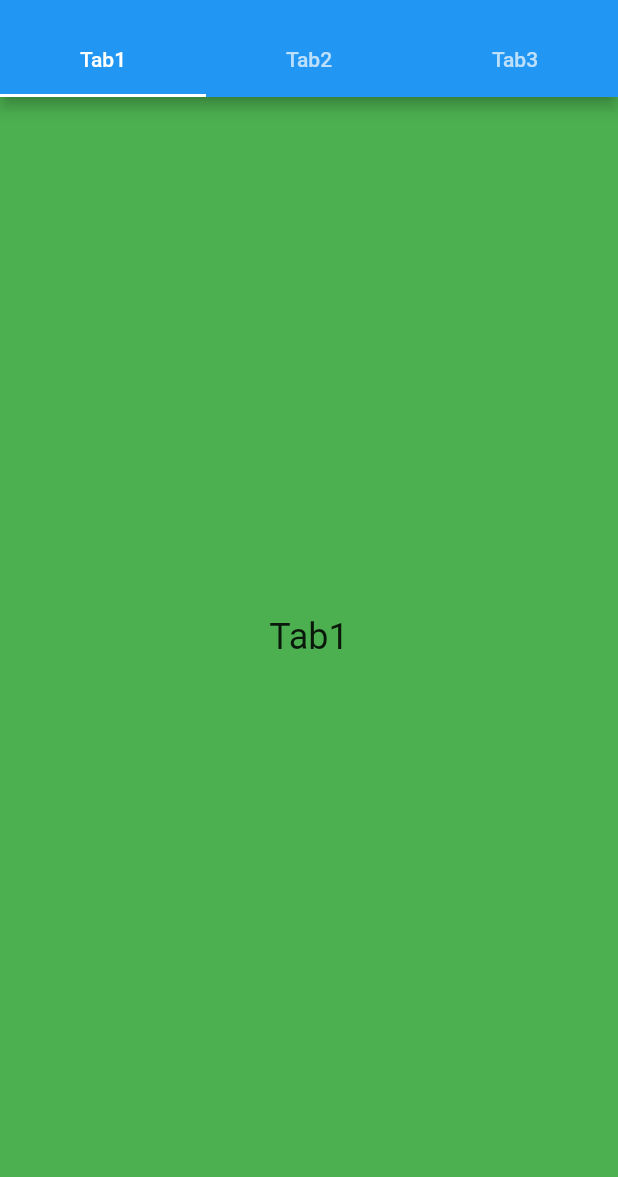
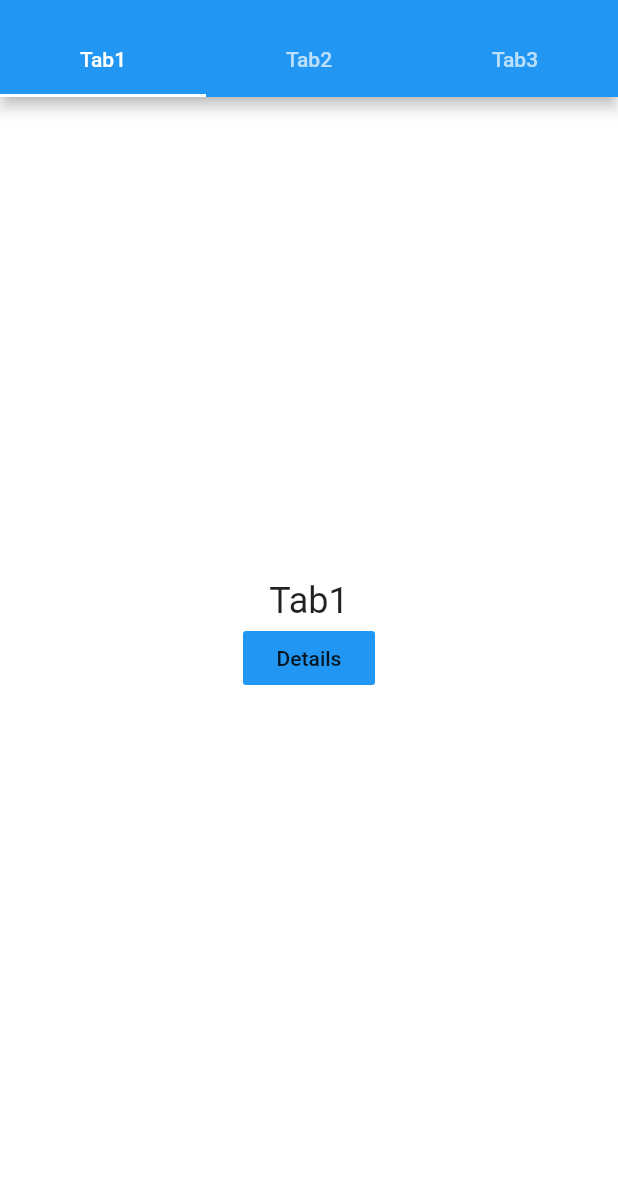
Before and after one commit to nirmal251992/drawer_tabbar, a Flutter app: the screen it shows after launch, on a phone screen of 412 x 824 dp, the part 59-1236 px from its top. Run offline on Flutter 3.47's test engine with Material 2 defaults, Android fonts, the phone set to English and light mode, and no system bars.

Commit message:
dreawer and tabbar

```diff
--- /dev/null
+++ b/lib/details.dart
@@ -0,0 +1,25 @@
+import 'package:flutter/material.dart';
+
+class Details extends StatelessWidget {
+  const Details({Key key}) : super(key: key);
+
+  @override
+  Widget build(BuildContext context) {
+    return Scaffold(
+
+      appBar: AppBar(
+        title: Text('Details'),
+      ),
+      body: Container(
+        color: Colors.green,
+        padding: EdgeInsets.all(16),
+        child: Center(
+          child: Text(
+            'Details',
+            style: TextStyle(fontSize: 24),
+          ),
+        ),
+      ),
+    );
+  }
+}
--- a/lib/welcome.dart
+++ b/lib/welcome.dart
@@ -1,17 +1,33 @@
 import 'package:flutter/material.dart';
-
+import 'details.dart';
 class Welcome extends StatelessWidget {
   const Welcome({Key key}) : super(key: key);
 
   @override
   Widget build(BuildContext context) {
     return Container(
-      color: Colors.green,
+      color: Colors.white,
       padding: EdgeInsets.all(16),
       child: Center(
-        child: Text(
-          'Tab1',
-          style: TextStyle(fontSize: 24),
+        child: Column(
+          mainAxisAlignment: MainAxisAlignment.center,
+          children: [
+            Text(
+              'Tab1',
+              style: TextStyle(fontSize: 24),
+            ),
+            FlatButton(
+                color: Colors.blue,
+                child: Text(
+                  "Details",
+                ),
+                onPressed: () {
+                  Navigator.push(context, MaterialPageRoute(builder: (context) => Details()));
+
+                }
+            ),
+          ],
+
         ),
       ),
     );
```
Also changed, not shown: lib/about.dart (+20 -3 lines), lib/info.dart (+20 -4 lines).
